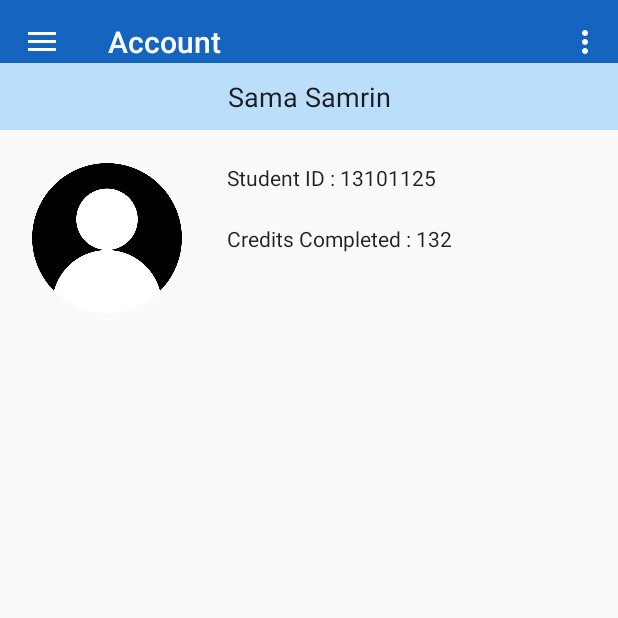
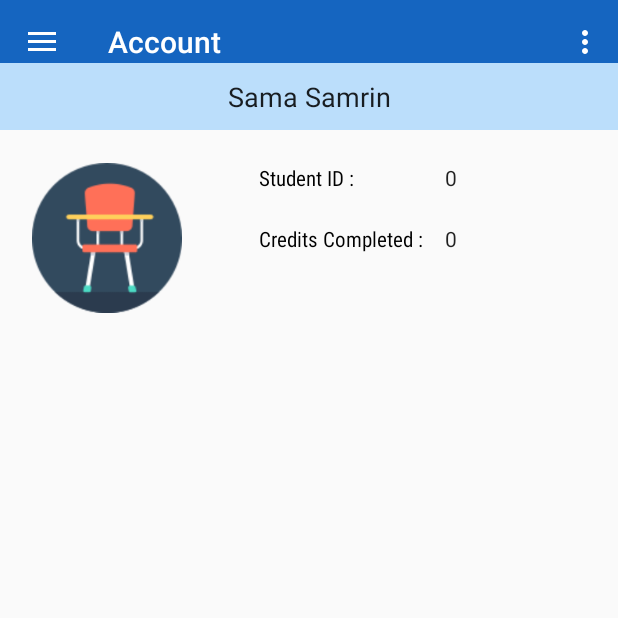
Before and after one commit to SamaSamrin/EdEasy, an Android app: the screen it shows after launch once a user with an empty profile is signed in (NavDrawer), in the side drawer, after a tap on "Account", on a phone screen of 412 x 824 dp, the top half of it. Run offline under Robolectric (Android 15) with nearby library versions, the phone set to English and light mode, and no system bars; our stand-ins replace Firebase (no records; nobody signed in at launch, a user with empty details on screens opened directly); libraries missing offline, so code that uses them is left out: com.firebase.ui; 8 statements that could not run were skipped.

Commit message:
made account profile dynamic, half done

```diff
--- a/app/src/main/java/com/example/user/edeasy/AccountProfile.java
+++ b/app/src/main/java/com/example/user/edeasy/AccountProfile.java
@@ -9,6 +9,13 @@ import android.util.Log;
 import android.view.LayoutInflater;
 import android.view.View;
 import android.view.ViewGroup;
+import android.widget.ImageView;
+import android.widget.TextView;
+
+import com.google.firebase.auth.FirebaseAuth;
+import com.google.firebase.auth.FirebaseUser;
+import com.google.firebase.database.DatabaseReference;
+import com.google.firebase.storage.StorageReference;
 
 
 /**
@@ -29,6 +36,24 @@ public class AccountProfile extends Fragment {
     // TODO: Rename and change types of parameters
     private String mParam1;
     private String mParam2;
+
+    FirebaseAuth auth;
+    DatabaseReference databaseReference;
+    DatabaseReference courseFileDownloadUrls;
+    StorageReference storageReference;
+    StorageReference courseOneFilesRef;
+    FirebaseUser currentUser;
+
+    String user_role;
+    String user_department;
+    String username;
+    String user_email;
+    String student_id;
+    String credits_completed;
+    int numberOfCourses;
+    String[][] assignedCourses;
+    String[] departments;
+    DatabaseReference userRef;
 
     private OnFragmentInteractionListener mListener;
 
@@ -62,13 +87,58 @@ public class AccountProfile extends Fragment {
             mParam2 = getArguments().getString(ARG_PARAM2);
         }
         //Intent intent = new Intent(getContext() , )
+
+        Bundle args = getArguments();
+        if (args!=null) {
+            username = args.getString("username");
+            //Log.e(TAG, "#92 : username = "+username);
+            user_role = args.getString("role");
+            Log.e(TAG, "#94 : role = "+user_role);
+            user_email = args.getString("email");
+            //Log.e(TAG, "email = "+user_email);
+            user_department = args.getString("department");
+            Log.e(TAG, "department = "+user_department);
+            student_id = args.getString("student id");
+            credits_completed = args.getString("credits");
+            numberOfCourses = args.getInt("numberOfCourses");
+            //Log.e(TAG, "number of courses = "+numberOfCourses);
+            departments = new String[numberOfCourses];
+            departments = args.getStringArray("departments");
+            for (int i=0; i<numberOfCourses; i++)
+                Log.e(TAG, "department "+String.valueOf(i+1)+" = "+departments[i]);
+            assignedCourses = new String[numberOfCourses][2];
+            for (int i=0; i<numberOfCourses; i++){
+                assignedCourses[i] = args.getStringArray("course"+String.valueOf(i+1));
+                //Log.e(TAG, "course "+String.valueOf(i+1)+" = "+assignedCourses[i][0]);
+                //Log.e(TAG, "section = "+assignedCourses[i][1]);
+            }
+        }else
+            Log.e(TAG, "#90 : received args is null");
     }
 
     @Override
     public View onCreateView(LayoutInflater inflater, ViewGroup container,
                              Bundle savedInstanceState) {
         // Inflate the layout for this fragment
-        return inflater.inflate(R.layout.fragment_account_profile, container, false);
+        Log.e(TAG, "onCreateView");
+        View v = inflater.inflate(R.layout.fragment_account_profile, container, false);
+
+        //setting views
+        TextView nameDisplay = (TextView) v.findViewById(R.id.account_name_display);
+        TextView studentIdDisplay = (TextView) v.findViewById(R.id.studentID_account);
+        TextView creditsDoneDisplay = (TextView) v.findViewById(R.id.completed_credits_account);
+
+        nameDisplay.setText(username.toUpperCase());
+        studentIdDisplay.setText(student_id);
+        creditsDoneDisplay.setText(credits_completed);
+
+        ImageView propic = (ImageView) v.findViewById(R.id.propic_account);
+        if (user_role.equals("student"))
+            propic.setImageResource(R.drawable.student);
+        else if (user_role.equals("teacher"))
+            propic.setImageResource(R.drawable.teacher);
+
+        return v;
     }
 
     // TODO: Rename method, update argument and hook method into UI event
--- a/app/src/main/java/com/example/user/edeasy/NavDrawer.java
+++ b/app/src/main/java/com/example/user/edeasy/NavDrawer.java
@@ -48,8 +48,8 @@ public class NavDrawer extends AppCompatActivity
     String user_email;
     String user_role = "default role";
     String user_department;
-    String user_id;
-    String user_key;
+    String student_id;
+    String credits_completed;
     int numberOfCourses;
     String[][] assignedCourses;
     String[] departments;
@@ -238,6 +238,19 @@ public class NavDrawer extends AppCompatActivity
                 Log.e(TAG, "account drawer");
                 toolbar.setTitle("Account");
                 fragment = new AccountProfile();
+                args = new Bundle();
+                args.putString("email", currentUser.getEmail());
+                args.putString("username", username);
+                args.putString("role", user_role);
+                args.putString("student id", student_id);
+                args.putString("department", user_department);
+                args.putString("credits", credits_completed);
+                args.putStringArray("departments", departments);
+                args.putInt("numberOfCourses", numberOfCourses);
+                for (int j=0; j<numberOfCourses; j++)
+                    args.putStringArray("course"+ String.valueOf(j+1),
+                            assignedCourses[j]);
+                fragment.setArguments(args);
                 fragmentManager.beginTransaction().replace(R.id.fragment_container, fragment).commit();
                 break;
             case (R.id.course1_drawer_item) :
@@ -394,10 +407,39 @@ public class NavDrawer extends AppCompatActivity
             //retrieving user's info from database
             int croppedEmailIdLimit = user_email.length() - 4;
             String emailID = user_email.substring(0, croppedEmailIdLimit);
-            //assuming the user is a student
-            currentUserRef = studentsDatabaseReference.child(emailID);
+            //user role wise reference from database
+            if (user_role==null) {
+                if (studentsDatabaseReference.child(emailID) != null)
+                    currentUserRef = studentsDatabaseReference.child(emailID);
+                else if (teachersDatabaseReference.child(emailID) != null)
+                    currentUserRef = teachersDatabaseReference.child(emailID);
+            }else{
+                if (user_role.equals("student"))
+                    currentUserRef = studentsDatabaseReference.child(emailID);
+                else if (user_role.equals("teacher"))
+                    currentUserRef = teachersDatabaseReference.child(emailID);
+            }
+
+            //extracting necessary user info
             if (currentUserRef != null){
                 Log.e(TAG, "line 344: current user reference is - "+currentUserRef.toString());
+
+                currentUserRef.addListenerForSingleValueEvent(new ValueEventListener() {
+                    @Override
+                    public void onDataChange(DataSnapshot dataSnapshot) {
+                        user_department = dataSnapshot.child("department").getValue(String.class);
+                        long id = dataSnapshot.child("studentID").getValue(Long.class);
+                        student_id = String.valueOf(id);
+                        int credits = dataSnapshot.child("credits_completed").getValue(Integer.class);
+                        credits_completed = String.valueOf(credits);
+                    }
+
+                    @Override
+                    public void onCancelled(DatabaseError databaseError) {
+
+                    }
+                });
+
                 //****************NAME*****************
                 DatabaseReference nameRef = currentUserRef.child("name");
                 nameRef.addListenerForSingleValueEvent(new ValueEventListener() {
--- a/app/src/main/res/layout/fragment_account_profile.xml
+++ b/app/src/main/res/layout/fragment_account_profile.xml
@@ -33,22 +33,46 @@
 
     <TextView
         android:id="@+id/studentID_account"
-        android:layout_width="200dp"
+        android:layout_width="100dp"
         android:layout_height="wrap_content"
+        android:layout_alignStart="@+id/completed_credits_account"
         android:layout_alignTop="@+id/propic_account"
-        android:layout_marginStart="30dp"
-        android:layout_toEndOf="@+id/propic_account"
-        android:text="Student ID : 13101125"
+        android:gravity="start"
+        android:text="13101125"
         android:textAppearance="@style/TextAppearance.AppCompat.Body1" />
 
     <TextView
         android:id="@+id/completed_credits_account"
-        android:layout_width="200dp"
+        android:layout_width="100dp"
         android:layout_height="wrap_content"
-        android:layout_alignStart="@+id/studentID_account"
         android:layout_below="@+id/studentID_account"
+        android:layout_marginStart="11dp"
         android:layout_marginTop="21dp"
-        android:text="Credits Completed : 132"
+        android:layout_toEndOf="@+id/textView3"
+        android:gravity="start"
+        android:text="132"
         android:textAppearance="@style/TextAppearance.AppCompat.Body1" />
 
+    <TextView
+        android:id="@+id/student_id_label"
+        android:layout_width="wrap_content"
+        android:layout_height="wrap_content"
+        android:layout_above="@+id/completed_credits_account"
+        android:layout_centerHorizontal="true"
+        android:fontFamily="sans-serif-condensed"
+        android:labelFor="@+id/studentID_account"
+        android:text="Student ID : "
+        android:textColor="@color/blackTextColor" />
+
+    <TextView
+        android:id="@+id/textView3"
+        android:layout_width="wrap_content"
+        android:layout_height="wrap_content"
+        android:layout_alignBaseline="@+id/completed_credits_account"
+        android:layout_alignBottom="@+id/completed_credits_account"
+        android:layout_alignStart="@+id/student_id_label"
+        android:fontFamily="sans-serif-condensed"
+        android:text="Credits Completed : "
+        android:textColor="@color/blackTextColor" />
+
 </RelativeLayout>
```
Also changed, not shown: app/src/main/res/drawable/bell.png (added), app/src/main/res/drawable/bell_small.png (added), app/src/main/res/drawable/globe.png (added), app/src/main/res/drawable/globe_small.png (added), app/src/main/res/drawable/star.png (added), app/src/main/res/drawable/star_small.png (added), app/src/main/res/drawable/student.png (added), app/src/main/res/drawable/student_1.png (added), app/src/main/res/drawable/teacher.png (added).
